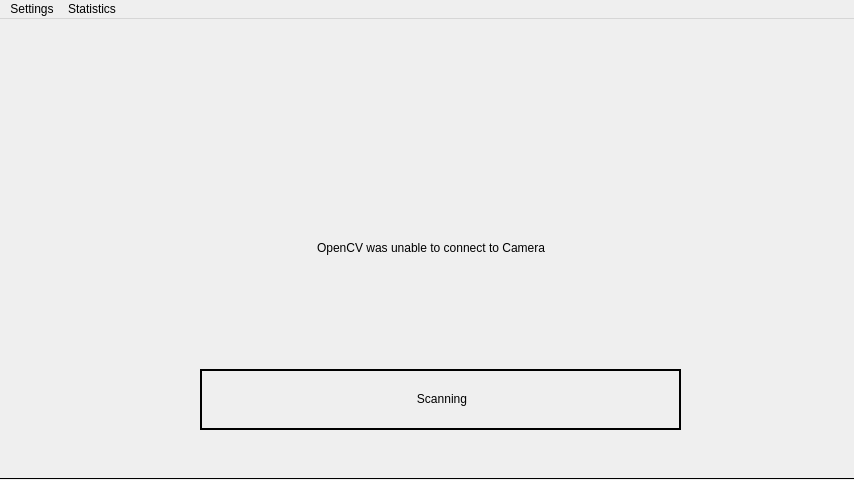
2021hy-team6/recyclem8, file ui/recyclem8.ui: the form before one commit.
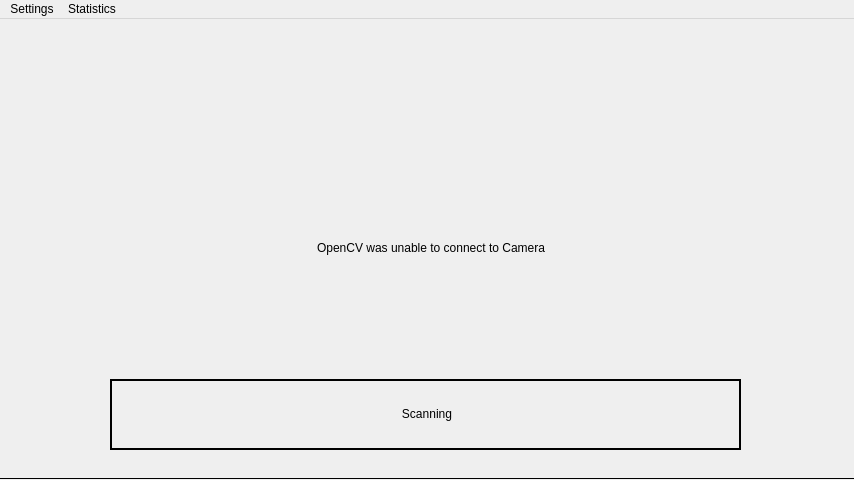
The form after the commit. The open tabs and pages were chosen to show the change.

Patch:
```diff
--- a/ui/recyclem8.ui
+++ b/ui/recyclem8.ui
@@ -369,10 +369,10 @@
        <widget class="QLabel" name="result_label">
         <property name="geometry">
          <rect>
-          <x>200</x>
-          <y>350</y>
-          <width>481</width>
-          <height>61</height>
+          <x>110</x>
+          <y>360</y>
+          <width>631</width>
+          <height>71</height>
          </rect>
         </property>
         <property name="autoFillBackground">
```
Left out of the diff: 2 changed lines with no effect on the pictures.
